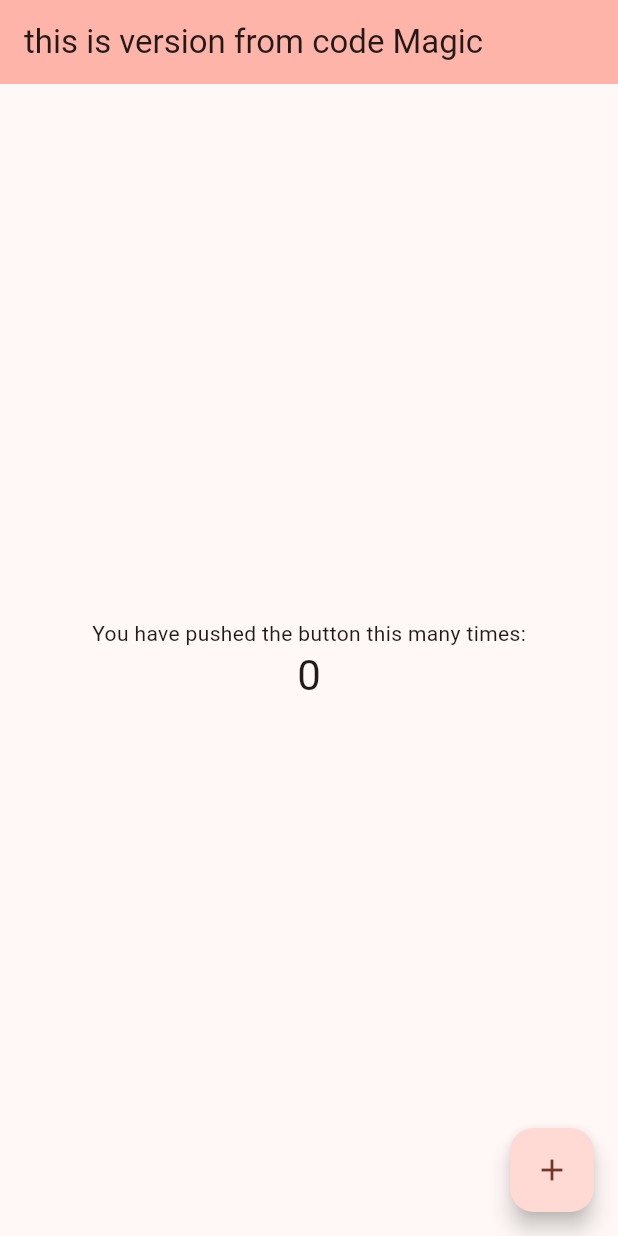
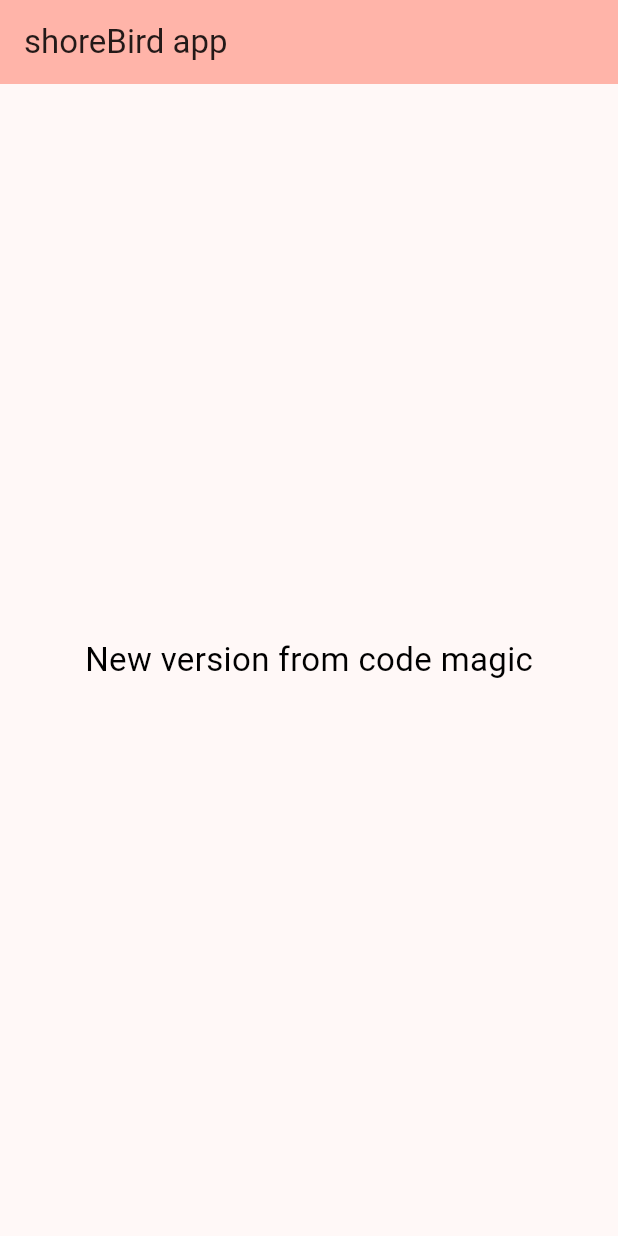
Before and after one commit to abdelaleem0/codeMagic, a Flutter app: the screen it shows after launch, on a phone screen of 412 x 824 dp. Run offline on Flutter 3.47's test engine with Material 2 defaults, Android fonts, the phone set to English and light mode, and no system bars.

```diff
--- a/lib/main.dart
+++ b/lib/main.dart
@@ -7,118 +7,42 @@ void main() {
 class MyApp extends StatelessWidget {
   const MyApp({super.key});
 
-  // This widget is the root of your application.
   @override
   Widget build(BuildContext context) {
     return MaterialApp(
-      title: 'Flutter Demo',
       theme: ThemeData(
-        // This is the theme of your application.
-        //
-        // TRY THIS: Try running your application with "flutter run". You'll see
-        // the application has a blue toolbar. Then, without quitting the app,
-        // try changing the seedColor in the colorScheme below to Colors.green
-        // and then invoke "hot reload" (save your changes or press the "hot
-        // reload" button in a Flutter-supported IDE, or press "r" if you used
-        // the command line to start the app).
-        //
-         // state is not lost during the reload. To reset the state, use hot
-        // restart instead.
-        //
-        // This works for code too, not just values: Most code changes can be
-        // tested with just a hot reload.
         colorScheme: ColorScheme.fromSeed(seedColor: Colors.red),
         useMaterial3: true,
       ),
-      home: const MyHomePage(title: 'this is version from code Magic'),
+      home: const HomePage(title: 'shoreBird app'),
     );
   }
 }
 
-class MyHomePage extends StatefulWidget {
-  const MyHomePage({super.key, required this.title});
-
-  // This widget is the home page of your application. It is stateful, meaning
-  // that it has a State object (defined below) that contains fields that affect
-  // how it looks.
-
-  // This class is the configuration for the state. It holds the values (in this
-  // case the title) provided by the parent (in this case the App widget) and
-  // used by the build method of the State. Fields in a Widget subclass are
-  // always marked "final".
+class HomePage extends StatefulWidget {
+  const HomePage({super.key, required this.title});
 
   final String title;
 
   @override
-  State<MyHomePage> createState() => _MyHomePageState();
+  State<HomePage> createState() => _HomePageState();
 }
 
-class _MyHomePageState extends State<MyHomePage> {
-  int _counter = 0;
-
-  void _incrementCounter() {
-    setState(() {
-      // This call to setState tells the Flutter framework that something has
-      // changed in this State, which causes it to rerun the build method below
-      // so that the display can reflect the updated values. If we changed
-      // _counter without calling setState(), then the build method would not be
-      // called again, and so nothing would appear to happen.
-      _counter++;
-    });
-  }
-
+class _HomePageState extends State<HomePage> {
   @override
   Widget build(BuildContext context) {
-    // This method is rerun every time setState is called, for instance as done
-    // by the _incrementCounter method above.
-    //
-    // The Flutter framework has been optimized to make rerunning build methods
-    // fast, so that you can just rebuild anything that needs updating rather
-    // than having to individually change instances of widgets.
     return Scaffold(
       appBar: AppBar(
-        // TRY THIS: Try changing the color here to a specific color (to
-        // Colors.amber, perhaps?) and trigger a hot reload to see the AppBar
-        // change color while the other colors stay the same.
         backgroundColor: Theme.of(context).colorScheme.inversePrimary,
-        // Here we take the value from the MyHomePage object that was created by
-        // the App.build method, and use it to set our appbar title.
         title: Text(widget.title),
       ),
-      body: Center(
-        // Center is a layout widget. It takes a single child and positions it
-        // in the middle of the parent.
-        child: Column(
-          // Column is also a layout widget. It takes a list of children and
-          // arranges them vertically. By default, it sizes itself to fit its
-          // children horizontally, and tries to be as tall as its parent.
-          //
-          // Column has various properties to control how it sizes itself and
-          // how it positions its children. Here we use mainAxisAlignment to
-          // center the children vertically; the main axis here is the vertical
-          // axis because Columns are vertical (the cross axis would be
-          // horizontal).
-          //
-          // TRY THIS: Invoke "debug painting" (choose the "Toggle Debug Paint"
-          // action in the IDE, or press "p" in the console), to see the
-          // wireframe for each widget.
-          mainAxisAlignment: MainAxisAlignment.center,
-          children: <Widget>[
-            const Text(
-              'You have pushed the button this many times:',
-            ),
-            Text(
-              '$_counter',
-              style: Theme.of(context).textTheme.headlineMedium,
-            ),
-          ],
+      body: const Center(
+        child: Text(
+          'New version from code magic',
+          style: TextStyle(color: Colors.black, fontSize: 22),
         ),
       ),
-      floatingActionButton: FloatingActionButton(
-        onPressed: _incrementCounter,
-        tooltip: 'Increment',
-        child: const Icon(Icons.add),
-      ), // This trailing comma makes auto-formatting nicer for build methods.
+      // This trailing comma makes auto-formatting nicer for build methods.
     );
   }
 }
--- a/pubspec.yaml
+++ b/pubspec.yaml
@@ -16,7 +16,7 @@ publish_to: 'none' # Remove this line if you wish to publish to pub.dev
 # https://developer.apple.com/library/archive/documentation/General/Reference/InfoPlistKeyReference/Articles/CoreFoundationKeys.html
 # In Windows, build-name is used as the major, minor, and patch parts
 # of the product and file versions while build-number is used as the build suffix.
-version: 3.0.3+6
+version: 2.0.3+7
 
 environment:
   sdk: '>=3.0.5 <4.0.0'
```
